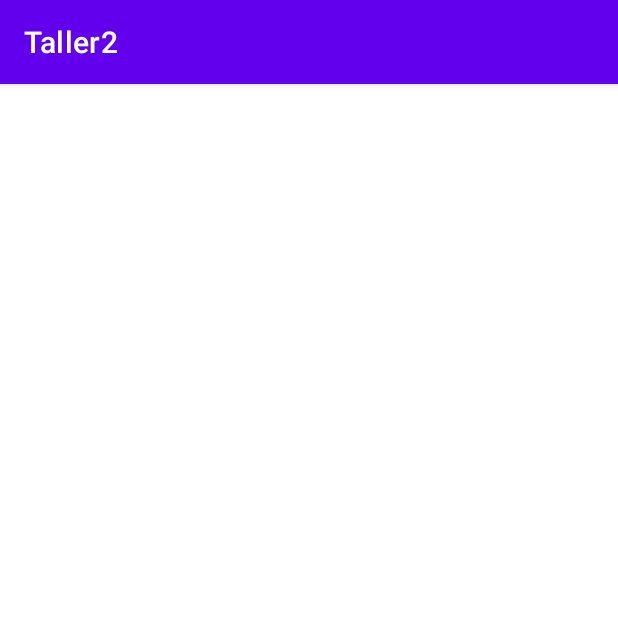
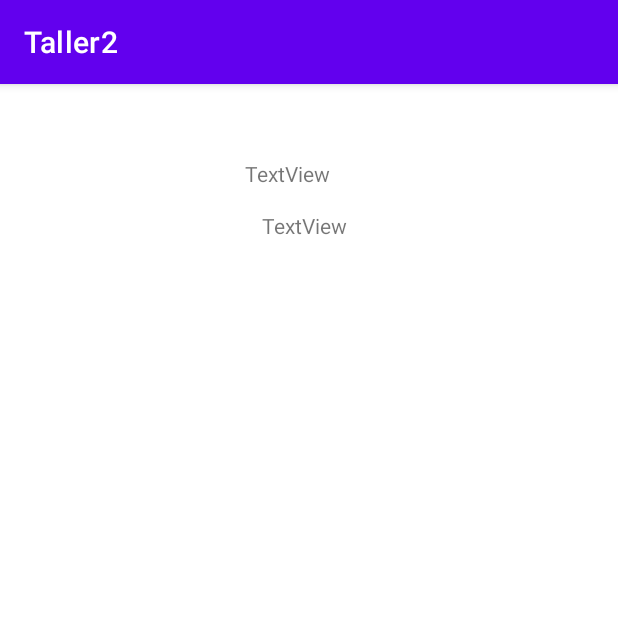
Before and after one commit to DrizoGa/android_permisos, an Android app: the LocalizationActivity screen opened directly, with no data from a screen before it, on a phone screen of 412 x 824 dp, the top half of it. Run offline under Robolectric (Android 15) with nearby library versions, the phone set to English and light mode, and no system bars.

Commit message:
Simple location

```diff
--- a/app/build.gradle
+++ b/app/build.gradle
@@ -32,6 +32,8 @@ dependencies {
     implementation 'androidx.appcompat:appcompat:1.3.1'
     implementation 'com.google.android.material:material:1.4.0'
     implementation 'androidx.constraintlayout:constraintlayout:2.1.0'
+    implementation 'com.google.android.gms:play-services-maps:17.0.1'
+    implementation 'com.google.android.gms:play-services-location:18.0.0'
     testImplementation 'junit:junit:4.+'
     androidTestImplementation 'androidx.test.ext:junit:1.1.3'
     androidTestImplementation 'androidx.test.espresso:espresso-core:3.4.0'
--- a/app/src/main/AndroidManifest.xml
+++ b/app/src/main/AndroidManifest.xml
@@ -5,6 +5,8 @@
     <uses-permission android:name="android.permission.READ_CONTACTS"/>
     <uses-permission android:name="android.permission.READ_EXTERNAL_STORAGE" />
     <uses-permission android:name="android.permission.CAMERA" />
+    <uses-permission android:name="android.permission.ACCESS_FINE_LOCATION"/>
+    <uses-permission android:name="android.permission.ACCESS_COARSE_LOCATION"/>
 
     <application
         android:allowBackup="true"
--- a/app/src/main/java/com/example/taller2/LocalizationActivity.java
+++ b/app/src/main/java/com/example/taller2/LocalizationActivity.java
@@ -1,14 +1,84 @@
 package com.example.taller2;
 
+import androidx.annotation.NonNull;
 import androidx.appcompat.app.AppCompatActivity;
+import androidx.core.app.ActivityCompat;
+import androidx.core.content.ContextCompat;
 
+import android.Manifest;
+import android.app.Activity;
+import android.content.pm.PackageManager;
+import android.location.Location;
 import android.os.Bundle;
+import android.util.Log;
+import android.widget.TextView;
+import android.widget.Toast;
+
+import com.google.android.gms.location.FusedLocationProviderClient;
+import com.google.android.gms.location.LocationServices;
+import com.google.android.gms.tasks.OnSuccessListener;
 
 public class LocalizationActivity extends AppCompatActivity {
+    TextView latitud, longitud;
+
+    //Permission attributes
+    String permission = Manifest.permission.ACCESS_FINE_LOCATION;
+    int permissionId=0;
+
+    //Simple location atributes
+    private FusedLocationProviderClient fusedLocationProviderClient;
 
     @Override
     protected void onCreate(Bundle savedInstanceState) {
         super.onCreate(savedInstanceState);
         setContentView(R.layout.activity_localization);
+        fusedLocationProviderClient = LocationServices.getFusedLocationProviderClient(this);
+        latitud=findViewById(R.id.Latitud);
+        longitud=findViewById(R.id.Longitud);
+
+        //Request permission
+        requestPermission(this,permission,"Access to GPS", permissionId);
+        initView();
+
     }
+
+    public void initView(){
+        Log.i("TAG", "Enters initView");
+        if (ContextCompat.checkSelfPermission(this,permission)==PackageManager.PERMISSION_GRANTED){
+            Log.i("TAG", "Permission Granted");
+            fusedLocationProviderClient.getLastLocation().addOnSuccessListener(this, new OnSuccessListener<Location>() {
+                @Override
+                public void onSuccess(Location location) {
+                    Log.i("TAG","Location null");
+                    if (location != null){
+                        Log.i("TAG","location: "+location.toString());
+                        latitud.setText(String.valueOf(location.getLatitude()));
+                        longitud.setText(String.valueOf(location.getLongitude()));
+
+                    }
+                }
+            });
+        }
+    }
+
+    private void requestPermission(Activity context, String permission, String justification, int id){
+
+        if (ContextCompat.checkSelfPermission(context,permission)!=PackageManager.PERMISSION_GRANTED){
+            if(ActivityCompat.shouldShowRequestPermissionRationale(context,
+                    Manifest.permission.READ_CONTACTS)){
+                Toast.makeText(context, justification, Toast.LENGTH_SHORT).show();
+            }
+            ActivityCompat.requestPermissions(context,new String[]{permission}, id);
+        }
+    }
+
+    @Override
+    public void onRequestPermissionsResult(int requestCode, @NonNull String[] permissions, @NonNull int[] grantResults) {
+        super.onRequestPermissionsResult(requestCode, permissions, grantResults);
+        if(requestCode == permissionId){
+            initView();
+        }
+    }
+
+
 }
--- a/app/src/main/res/layout/activity_localization.xml
+++ b/app/src/main/res/layout/activity_localization.xml
@@ -6,4 +6,27 @@
     android:layout_height="match_parent"
     tools:context=".LocalizationActivity">
 
+    <TextView
+        android:id="@+id/Latitud"
+        android:layout_width="wrap_content"
+        android:layout_height="wrap_content"
+        android:layout_marginStart="162dp"
+        android:layout_marginTop="50dp"
+        android:layout_marginEnd="191dp"
+        android:text="TextView"
+        app:layout_constraintEnd_toEndOf="parent"
+        app:layout_constraintStart_toStartOf="parent"
+        app:layout_constraintTop_toTopOf="parent" />
+
+    <TextView
+        android:id="@+id/Longitud"
+        android:layout_width="wrap_content"
+        android:layout_height="wrap_content"
+        android:layout_marginStart="173dp"
+        android:layout_marginTop="15dp"
+        android:layout_marginEnd="180dp"
+        android:text="TextView"
+        app:layout_constraintEnd_toEndOf="parent"
+        app:layout_constraintStart_toStartOf="parent"
+        app:layout_constraintTop_toBottomOf="@+id/Latitud" />
 </androidx.constraintlayout.widget.ConstraintLayout>
--- a/app/src/main/res/layout/activity_main.xml
+++ b/app/src/main/res/layout/activity_main.xml
@@ -14,7 +14,7 @@
 
     <ImageButton
         android:id="@+id/btnCamara"
-        android:layout_width="wrap_content"
+        android:layout_width="match_parent"
         android:layout_height="wrap_content"
         android:layout_marginTop="188dp"
         android:contentDescription="@string/description_btn"
@@ -28,7 +28,7 @@
 
     <ImageButton
         android:id="@+id/btnContactos"
-        android:layout_width="wrap_content"
+        android:layout_width="match_parent"
         android:layout_height="wrap_content"
         android:layout_marginTop="32dp"
         android:contentDescription="@string/description_btn"
@@ -41,7 +41,7 @@
 
     <ImageButton
         android:id="@+id/Localization"
-        android:layout_width="wrap_content"
+        android:layout_width="match_parent"
         android:layout_height="wrap_content"
         android:layout_marginBottom="120dp"
         android:contentDescription="@string/description_btn"
--- a/build.gradle
+++ b/build.gradle
@@ -3,6 +3,8 @@ buildscript {
     repositories {
         google()
         mavenCentral()
+
+
     }
     dependencies {
         classpath "com.android.tools.build:gradle:7.0.2"
```
